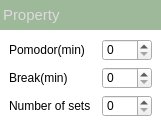
The window that PomordorUI/src/TimerPage/ScheduleDialog.ui (kiseop91/Pomordor) describes before a commit, drawn with Qt 5.
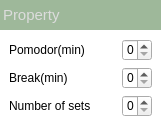
The same window after the commit. Icons and pictures are not drawn. Custom widgets are drawn as their Qt base class.

The edit to the form file:
```diff
--- a/PomordorUI/src/TimerPage/ScheduleDialog.ui
+++ b/PomordorUI/src/TimerPage/ScheduleDialog.ui
@@ -179,13 +179,20 @@
      </property>
      <layout class="QGridLayout" name="gridLayout">
       <item row="1" column="1">
-       <widget class="QSpinBox" name="spinBox_2"/>
+       <widget class="QSpinBox" name="spinBox_2">
+        <property name="maximumSize">
+         <size>
+          <width>30</width>
+          <height>16777215</height>
+         </size>
+        </property>
+       </widget>
       </item>
       <item row="0" column="1">
        <widget class="QSpinBox" name="spinBox">
         <property name="maximumSize">
          <size>
-          <width>50</width>
+          <width>30</width>
           <height>16777215</height>
          </size>
         </property>
@@ -209,7 +216,14 @@
        </widget>
       </item>
       <item row="2" column="1">
-       <widget class="QSpinBox" name="spinBox_3"/>
+       <widget class="QSpinBox" name="spinBox_3">
+        <property name="maximumSize">
+         <size>
+          <width>30</width>
+          <height>16777215</height>
+         </size>
+        </property>
+       </widget>
       </item>
       <item row="2" column="0">
        <widget class="QLabel" name="label_2">
```
Left out of the diff: 4 changed lines with no effect on the pictures.
